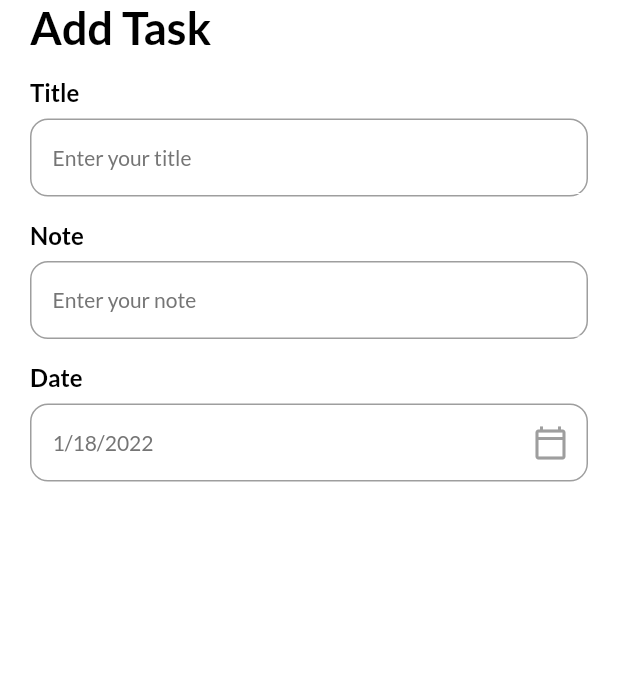
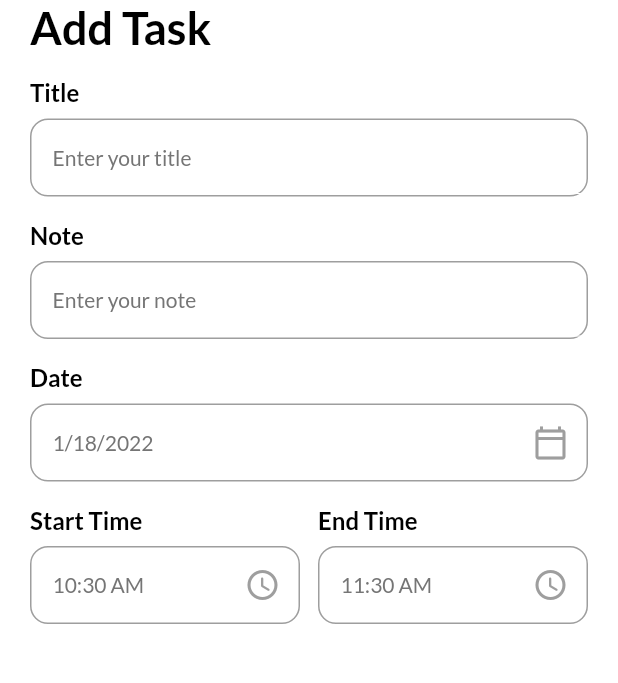
Before and after one commit to GzuPark/fancy_todo_futter, a Flutter app: the AddTaskPage screen opened directly, on a phone screen of 412 x 824 dp, the part 84-767 px from its top. Run offline on Flutter 3.47's test engine with Material 2 defaults, Android fonts, the phone set to English and light mode, and no system bars; our stand-ins replace date_picker_timeline, flutter_local_notifications, get, get_storage, google_fonts, timezone; accounts and stored records are empty.

Commit message:
Add start & end time text field with action icon
- Apply hour & minutes which selected in the time picker
- Apply to select start or end time

```diff
--- a/lib/ui/add_task_bar.dart
+++ b/lib/ui/add_task_bar.dart
@@ -13,6 +13,8 @@ class AddTaskPage extends StatefulWidget {
 
 class _AddTaskPageState extends State<AddTaskPage> {
   DateTime _selectedDate = DateTime.now();
+  String _startTime = DateFormat('hh:mm a').format(DateTime.now());
+  String _endTime = DateFormat('hh:mm a').format(DateTime.now().add(Duration(hours: 1)));
 
   @override
   Widget build(BuildContext context) {
@@ -37,6 +39,36 @@ class _AddTaskPageState extends State<AddTaskPage> {
                     _getDateFromUser();
                   },
                 ),
+              ),
+              // start & end time
+              Row(
+                children: [
+                  Expanded(
+                    child: InputField(
+                      title: 'Start Time',
+                      hint: _startTime,
+                      widget: IconButton(
+                        icon: Icon(Icons.access_time_rounded, color: Colors.grey),
+                        onPressed: () {
+                          _getTimeFromUser(isStartTime: true);
+                        },
+                      ),
+                    ),
+                  ),
+                  const SizedBox(width: 12),
+                  Expanded(
+                    child: InputField(
+                      title: 'End Time',
+                      hint: _endTime,
+                      widget: IconButton(
+                        icon: Icon(Icons.access_time_rounded, color: Colors.grey),
+                        onPressed: () {
+                          _getTimeFromUser(isStartTime: false);
+                        },
+                      ),
+                    ),
+                  ),
+                ],
               ),
             ],
           ),
@@ -78,4 +110,38 @@ class _AddTaskPageState extends State<AddTaskPage> {
       });
     }
   }
+
+  void _getTimeFromUser({required bool isStartTime}) async {
+    var _pickedTime;
+
+    if (isStartTime == true) {
+      _pickedTime = await _showTimePicker(_startTime);
+    } else if (isStartTime == false) {
+      _pickedTime = await _showTimePicker(_endTime);
+    }
+
+    String _formattedTime = _pickedTime.format(context);
+
+    if (_pickedTime == null) {
+    } else if (isStartTime == true) {
+      setState(() {
+        _startTime = _formattedTime;
+      });
+    } else if (isStartTime == false) {
+      setState(() {
+        _endTime = _formattedTime;
+      });
+    }
+  }
+
+  Future<TimeOfDay?> _showTimePicker(String time) {
+    return showTimePicker(
+      context: context,
+      initialEntryMode: TimePickerEntryMode.input,
+      initialTime: TimeOfDay(
+        hour: int.parse(time.split(':')[0]),
+        minute: int.parse(time.split(':')[1].split(' ')[0]),
+      ),
+    );
+  }
 }
```
